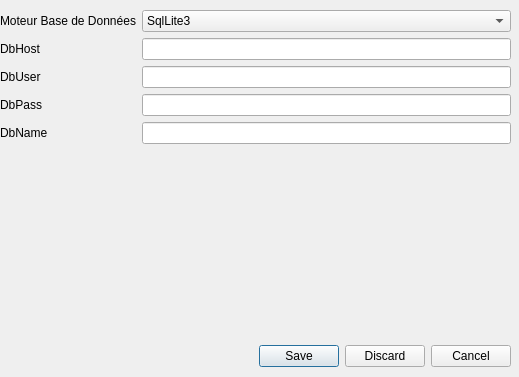
This is gui/modal_pref.ui in alcatrazproduction/gok as Qt 5 draws it before an edit. The edited form follows.
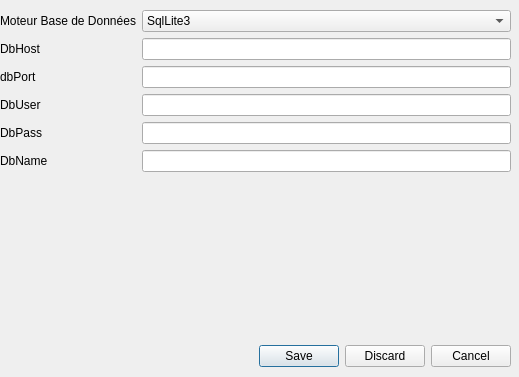
This is the edited form.

The edit to the form file:
```diff
--- a/gui/modal_pref.ui
+++ b/gui/modal_pref.ui
@@ -115,36 +115,46 @@
     <item row="1" column="1">
      <widget class="QLineEdit" name="dbHostLineEdit"/>
     </item>
-    <item row="2" column="0">
+    <item row="3" column="0">
      <widget class="QLabel" name="dbUserLabel">
       <property name="text">
        <string>DbUser</string>
       </property>
      </widget>
     </item>
-    <item row="2" column="1">
+    <item row="3" column="1">
      <widget class="QLineEdit" name="dbUserLineEdit"/>
     </item>
-    <item row="3" column="0">
+    <item row="4" column="0">
      <widget class="QLabel" name="dbPassLabel">
       <property name="text">
        <string>DbPass</string>
       </property>
      </widget>
     </item>
-    <item row="3" column="1">
+    <item row="4" column="1">
      <widget class="QLineEdit" name="dbPassLineEdit"/>
     </item>
-    <item row="4" column="0">
+    <item row="5" column="0">
      <widget class="QLabel" name="dbNameLabel">
       <property name="text">
        <string>DbName</string>
       </property>
      </widget>
     </item>
-    <item row="4" column="1">
+    <item row="5" column="1">
      <widget class="QLineEdit" name="dbNameLineEdit"/>
     </item>
+    <item row="2" column="0">
+     <widget class="QLabel" name="dbPortLabel">
+      <property name="text">
+       <string>dbPort</string>
+      </property>
+     </widget>
+    </item>
+    <item row="2" column="1">
+     <widget class="QLineEdit" name="dbPortLineEdit"/>
+    </item>
    </layout>
   </widget>
  </widget>
```
